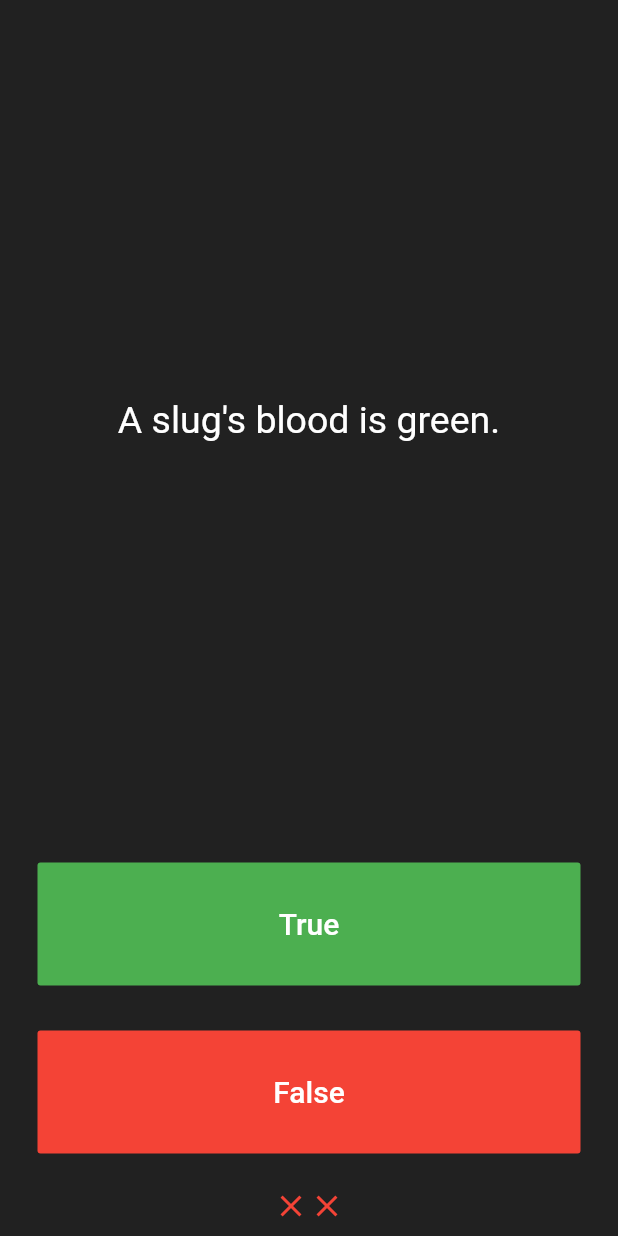
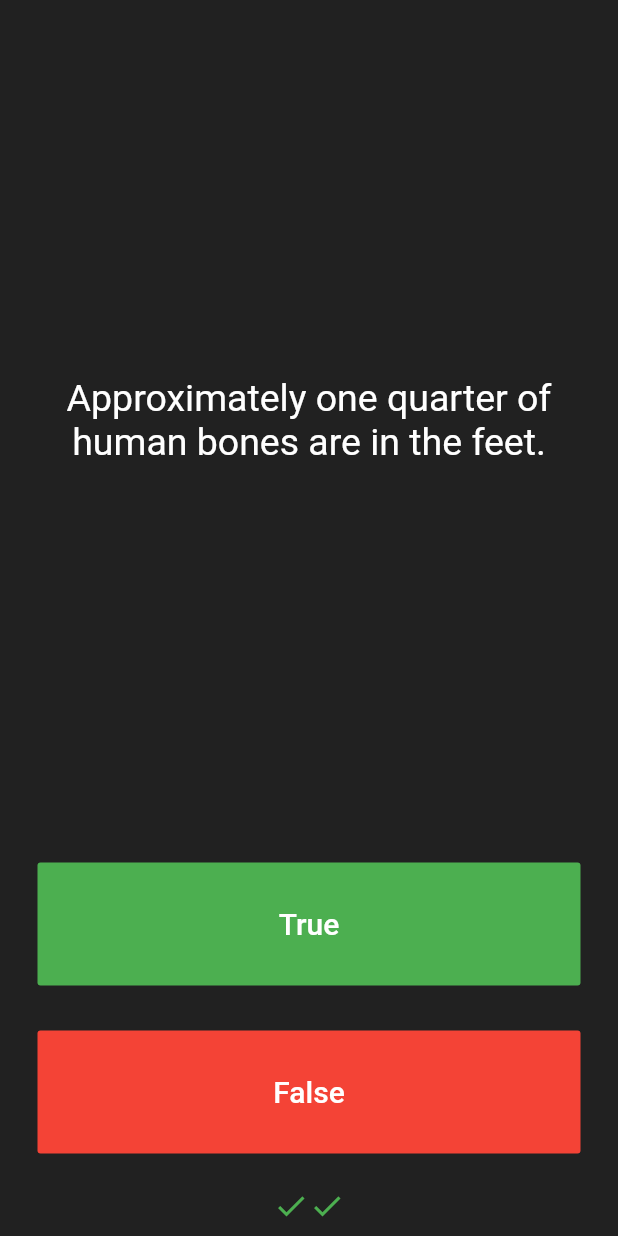
Before and after one commit to phlippieb-discovery/flutter-course-work, a Flutter app: the screen it shows after launch, after a tap on "True", after a tap on "False", on a phone screen of 412 x 824 dp. Run offline on Flutter 3.47's test engine with Material 2 defaults, Android fonts, the phone set to English and light mode, and no system bars; our stand-ins replace rflutter_alert.

Commit message:
Complete section 10

```diff
--- a/section10/quizzler-flutter/lib/main.dart
+++ b/section10/quizzler-flutter/lib/main.dart
@@ -1,6 +1,10 @@
 import 'package:flutter/material.dart';
+import 'package:quizzler/quizbrain.dart';
+import 'package:rflutter_alert/rflutter_alert.dart';
 
 void main() => runApp(Quizzler());
+
+QuizBrain brain = QuizBrain();
 
 class Quizzler extends StatelessWidget {
   @override
@@ -30,15 +34,14 @@
     return Column(
         mainAxisAlignment: MainAxisAlignment.spaceBetween,
         crossAxisAlignment: CrossAxisAlignment.stretch,
-        children: currentIndex < questions.length
-            ? <Widget>[
+        children: [
           Expanded(
             flex: 5,
             child: Padding(
               padding: EdgeInsets.all(10.0),
               child: Center(
                 child: Text(
-                        questions[currentIndex],
+                  brain.getQuestion(),
                   textAlign: TextAlign.center,
                   style: TextStyle(
                     fontSize: 25.0,
@@ -92,35 +95,11 @@
               children: getScoreIcons(),
             ),
           )
-              ]
-            : [
-                Padding(
-                  padding: const EdgeInsets.all(8.0),
-                  child: Row(
-                    mainAxisAlignment: MainAxisAlignment.center,
-                    children: getScoreIcons(),
-                  ),
-                ),
         ]);
   }
 
-  int currentIndex = 0;
-
-  List<String> questions = [
-    'You can lead a cow down stairs but not up stairs.',
-    'Approximately one quarter of human bones are in the feet.',
-    'A slug\'s blood is green.',
-  ];
-
-  List<bool> answers = [
-    false,
-    true,
-    true,
-  ];
-
-  List<bool> scores = [];
-
-  List<Widget> getScoreIcons() => scores
+  List<Widget> getScoreIcons() => brain
+      .getScores()
       .map((score) => Icon(
             score == true ? Icons.check : Icons.close,
             color: score == true ? Colors.green : Colors.red,
@@ -129,8 +108,30 @@
 
   void onAnswer(bool answer) {
     setState(() {
-      scores.add(answers[currentIndex] == answer);
-      currentIndex++;
+      brain.answer(answer);
     });
+
+    if (brain.isAlertShown()) {
+      finishedAlert = Alert(
+        context: context,
+        title: "That's it!",
+        buttons: [
+          DialogButton(
+            child: Text('Cool'),
+            onPressed: () => onCool(),
+          )
+        ],
+      );
+      finishedAlert.show();
     }
   }
+
+  Alert finishedAlert;
+
+  void onCool() {
+    setState(() {
+      brain.restart();
+    });
+    finishedAlert.dismiss();
+  }
+}
--- /dev/null
+++ b/section10/quizzler-flutter/lib/question.dart
@@ -0,0 +1,6 @@
+class Question {
+  String question;
+  bool answer;
+
+  Question(this.question, this.answer);
+}
--- /dev/null
+++ b/section10/quizzler-flutter/lib/quizbrain.dart
@@ -0,0 +1,69 @@
+import 'package:flutter/material.dart';
+
+import 'question.dart';
+
+class QuizBrain {
+  int getNumberOfQuestions() {
+    return _questions.length;
+  }
+
+  String getQuestion() {
+    return _questions[_index].question;
+  }
+
+  bool isCorrect(bool answer) {
+    return _questions[_index].answer == answer;
+  }
+
+  void answer(bool answer) {
+    if (_index < _questions.length - 1) {
+      bool isAnswerCorrect = (answer == _questions[_index].answer);
+      _scores.add(isAnswerCorrect);
+      _index++;
+    }
+  }
+
+  List<bool> getScores() {
+    return _scores;
+  }
+
+  bool isAlertShown() {
+    return (_index == _questions.length - 1);
+  }
+
+  void restart() {
+    _index = 0;
+    _scores = [];
+  }
+
+  int _index = 0;
+  List<bool> _scores = [];
+
+  List<Question> _questions = [
+    Question('Some cats are actually allergic to humans', true),
+    Question('You can lead a cow down stairs but not up stairs.', false),
+    Question('Approximately one quarter of human bones are in the feet.', true),
+    Question('A slug\'s blood is green.', true),
+    Question('Buzz Aldrin\'s mother\'s maiden name was \"Moon\".', true),
+    Question('It is illegal to pee in the Ocean in Portugal.', true),
+    Question(
+        'No piece of square dry paper can be folded in half more than 7 times.',
+        false),
+    Question(
+        'In London, UK, if you happen to die in the House of Parliament, you are technically entitled to a state funeral, because the building is considered too sacred a place.',
+        true),
+    Question(
+        'The loudest sound produced by any animal is 188 decibels. That animal is the African Elephant.',
+        false),
+    Question(
+        'The total surface area of two human lungs is approximately 70 square metres.',
+        true),
+    Question('Google was originally called \"Backrub\".', true),
+    Question(
+        'Chocolate affects a dog\'s heart and nervous system; a few ounces are enough to kill a small dog.',
+        true),
+    Question(
+        'In West Virginia, USA, if you accidentally hit an animal with your car, you are free to take it home to eat.',
+        true),
+  ];
+}
--- a/section10/quizzler-flutter/pubspec.yaml
+++ b/section10/quizzler-flutter/pubspec.yaml
@@ -15,10 +15,8 @@
 dependencies:
   flutter:
     sdk: flutter
-
-  # The following adds the Cupertino Icons font to your application.
-  # Use with the CupertinoIcons class for iOS style icons.
   cupertino_icons: ^0.1.2
+  rflutter_alert: ^2.0.4
 
 dev_dependencies:
   flutter_test:
```
Lines whose indentation alone changed are shown as unchanged.
